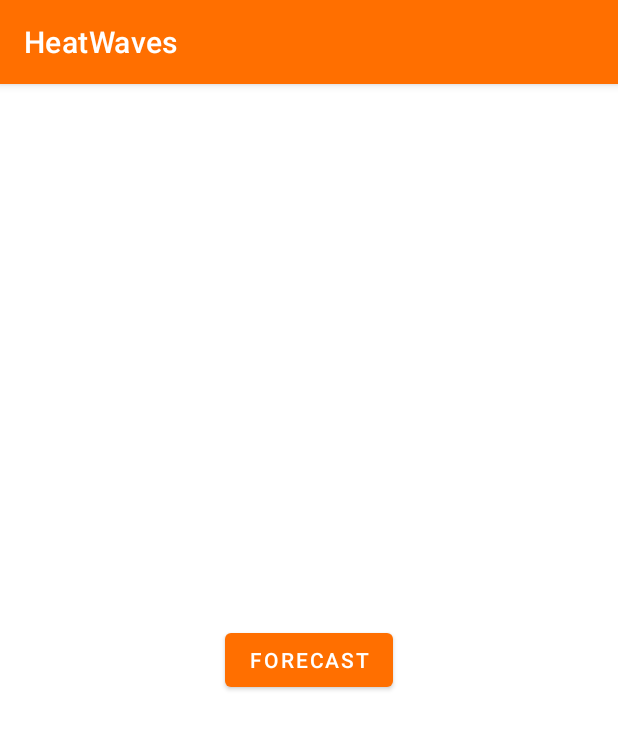
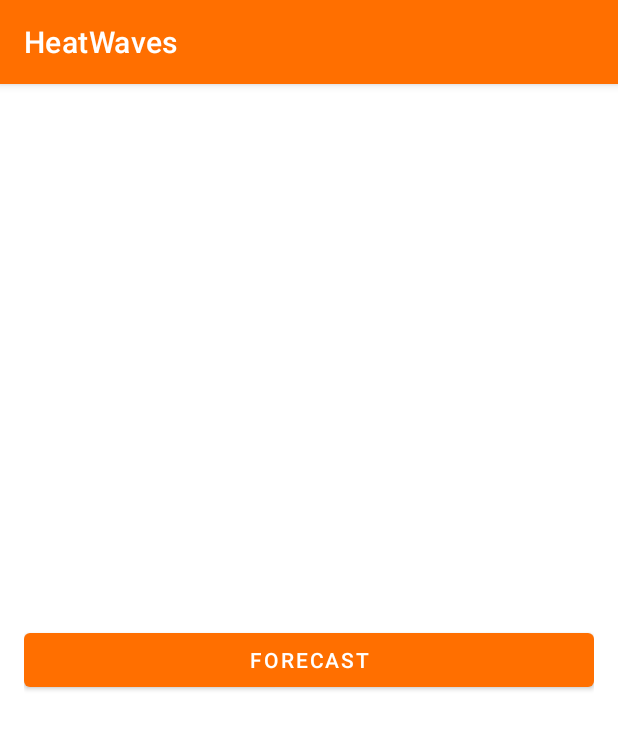
Before and after one commit to danuja-wije/HeatWaves, an Android app: the screen it shows after launch (MainActivity), on a phone screen of 412 x 824 dp. Shown: the top 729 px of the screen. Run offline under Robolectric (Android 15) with nearby library versions, the phone set to English and light mode, and no system bars.

Commit message:
visual change

```diff
--- a/app/src/main/res/layout/activity_main.xml
+++ b/app/src/main/res/layout/activity_main.xml
@@ -1,13 +1,16 @@
 <?xml version="1.0" encoding="utf-8"?>
 <RelativeLayout xmlns:android="http://schemas.android.com/apk/res/android"
+    xmlns:app="http://schemas.android.com/apk/res-auto"
+    xmlns:tools="http://schemas.android.com/tools"
     android:layout_width="match_parent"
     android:layout_height="match_parent"
     android:padding="16dp">
 
     <Button
         android:id="@+id/forecastButton"
-        android:layout_width="wrap_content"
+        android:layout_width="match_parent"
         android:layout_height="wrap_content"
-        android:text="Forecast"
-        android:layout_centerInParent="true"/>
+        android:layout_centerInParent="true"
+        android:text="Forecast" />
+
 </RelativeLayout>
```
